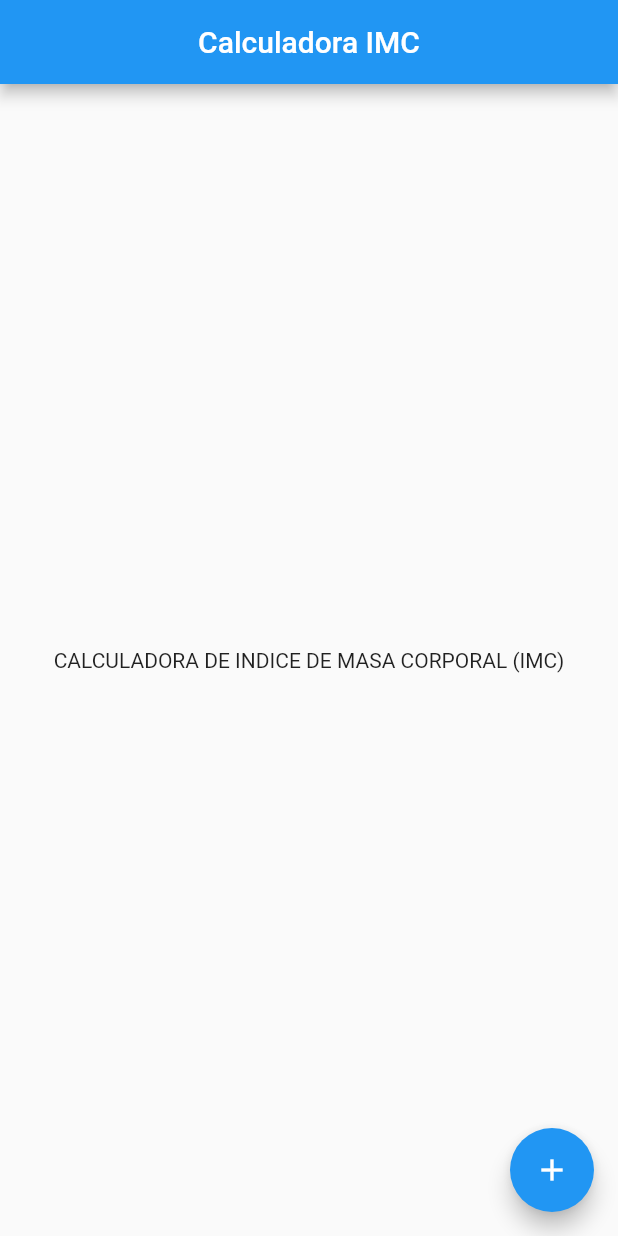
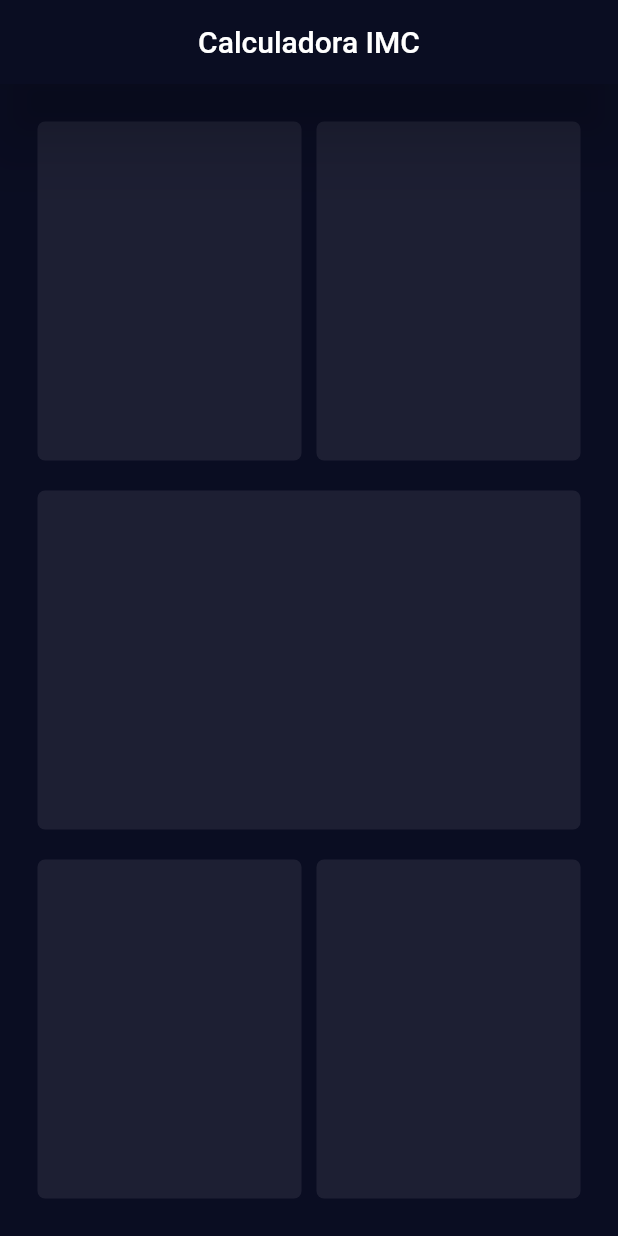
Before and after one commit to AlexMolina08/Calculadora_IMC, a Flutter app: the screen it shows after launch, on a phone screen of 412 x 824 dp. Run offline on Flutter 3.47's test engine with Material 2 defaults, Android fonts, the phone set to English and light mode, and no system bars.

Commit message:
basic input page ui created

```diff
--- /dev/null
+++ b/lib/input_card.dart
@@ -0,0 +1,21 @@
+import 'package:flutter/material.dart';
+
+class InputCard extends StatefulWidget {
+  @override
+  _InputCardState createState() => _InputCardState();
+}
+
+class _InputCardState extends State<InputCard> {
+  @override
+  Widget build(BuildContext context) {
+    return Expanded(
+      child: Container(
+          margin: EdgeInsets.all(5.0),
+          decoration: BoxDecoration(
+            color: Color(0xFF1D1F33),
+            borderRadius: BorderRadius.circular(5.0)
+          ),
+      ),
+    );
+  }
+}
--- a/lib/main.dart
+++ b/lib/main.dart
@@ -1,4 +1,5 @@
 import 'package:flutter/material.dart';
+import 'package:calculadora_imc/screens/input_page.dart';
 
 void main() => runApp(ImcCalculator());
 
@@ -6,36 +7,18 @@ class ImcCalculator extends StatelessWidget {
   @override
   Widget build(BuildContext context) {
     return MaterialApp(
-
       title: 'Calculadora IMC',
+      theme: ThemeData.light().copyWith(
+            primaryColor: Color(0xff0A0D22),
+            scaffoldBackgroundColor: Color(0xff0A0D22),
+            textTheme: TextTheme(
+              bodyText2: TextStyle(
+                  color: Color(0xFFFFFFFF),
+                  fontWeight: FontWeight.bold
+              ),
+            ),
+      ),
       home: InputPage(),
     );
   }
 }
-
-class InputPage extends StatefulWidget {
-  @override
-  _InputPageState createState() => _InputPageState();
-}
-
-class _InputPageState extends State<InputPage> {
-  @override
-  Widget build(BuildContext context) {
-    return Scaffold(
-      appBar: AppBar(
-        centerTitle: true,
-        title: Text(
-          'Calculadora IMC',
-        ),
-      ),
-      body: Center(
-        child: Text(
-          'CALCULADORA DE INDICE DE MASA CORPORAL (IMC)',
-        ),
-      ),
-      floatingActionButton: FloatingActionButton(
-        child: Icon(Icons.add),
-      ),
-    );
-  }
-}
--- /dev/null
+++ b/lib/screens/input_page.dart
@@ -0,0 +1,50 @@
+import 'package:flutter/material.dart';
+import 'package:calculadora_imc/input_card.dart';
+
+class InputPage extends StatefulWidget {
+  @override
+  _InputPageState createState() => _InputPageState();
+}
+
+class _InputPageState extends State<InputPage> {
+  @override
+  Widget build(BuildContext context) {
+    return Scaffold(
+      appBar: AppBar(
+        centerTitle: true,
+        title: Text(
+          'Calculadora IMC',
+        ),
+        elevation: 20.0,
+      ),
+      body: SafeArea(
+        child: Container(
+          margin: EdgeInsets.all(20.0),
+          child: Column(
+            children: [
+              Expanded(
+                child: Row(
+                  children: [
+                    InputCard(),
+                    InputCard()
+                  ],
+                ),
+              ),
+              SizedBox(height: 10.0,),
+              InputCard(),
+              SizedBox(height: 10.0,),
+              Expanded(
+                child: Row(
+                  children: [
+                    InputCard(),
+                    InputCard()
+                  ],
+                ),
+              ),
+            ],
+          ),
+        ),
+      ),
+    );
+  }
+}
```
Also changed, not shown: 1 other file.
